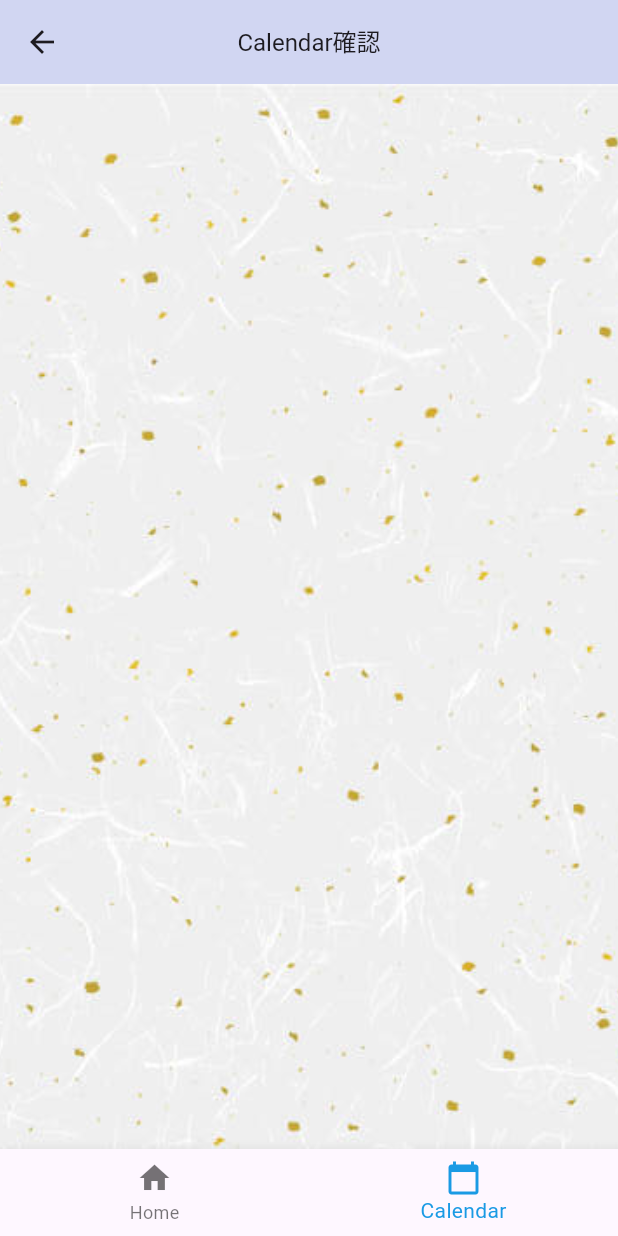
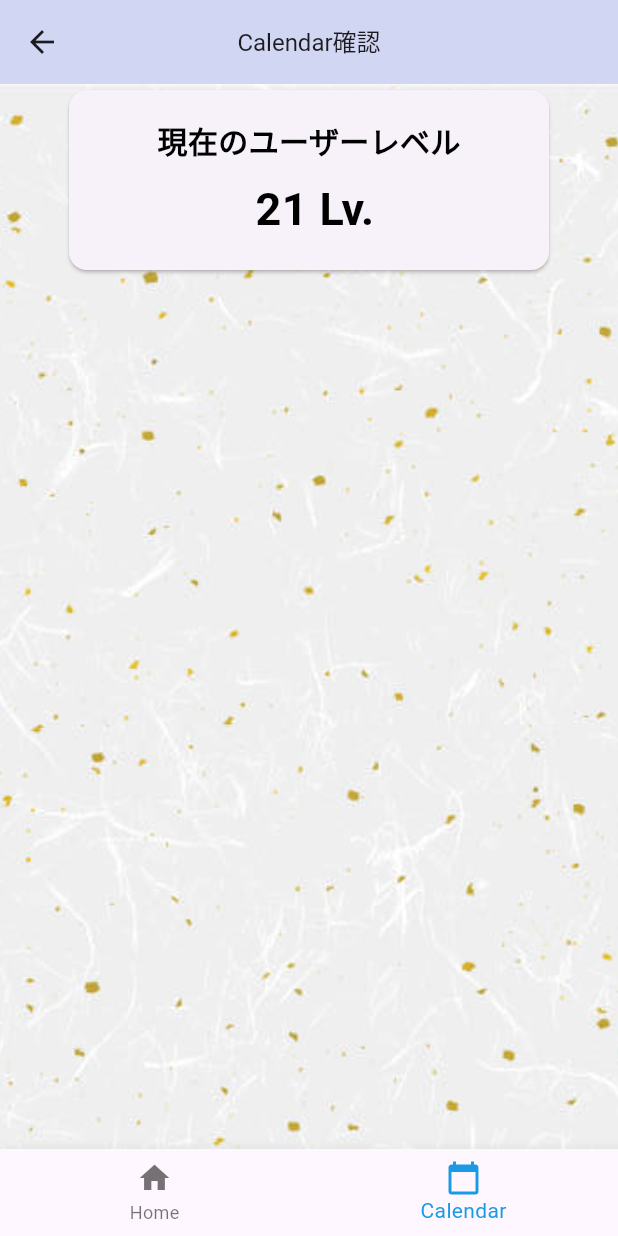
Before and after one commit to Yuma-Tsukakoshi/lab_flutter_app, a Flutter app: the _HearableServiceView screen opened directly, item 2 of the bottom bar chosen, on a phone screen of 412 x 824 dp. Run offline on Flutter 3.47's test engine with Material 3 defaults, Android fonts, the phone set to English and light mode, and no system bars; our stand-ins replace fl_chart, plugin_platform_interface.

Commit message:
add: ユーザーレベルセクション 作成

```diff
--- a/hearable_device_sdk_sample/lib/calendar.dart
+++ b/hearable_device_sdk_sample/lib/calendar.dart
@@ -350,6 +350,41 @@ class _HearableServiceViewState extends State<_HearableServiceView> {
                   fit: BoxFit.fitHeight),
             ),
           ),
+          Row(
+                      mainAxisAlignment: MainAxisAlignment.center,
+                      children: [
+                        Card(
+                          child: Container(
+                            width: 320,
+                            height: 120,
+                            child: Center(
+                              child: Column(
+                                mainAxisAlignment: MainAxisAlignment.center, // 上下中央に配置
+                                children: [
+                                  Text(
+                                    '現在のユーザーレベル',
+                                    style: TextStyle(
+                                      fontSize: 20,
+                                      color: Colors.black,
+                                      fontWeight: FontWeight.bold,
+                                    ),
+                                  ),
+                                  const SizedBox(height: 10),
+                                  Text(
+                                    ' 21 Lv.',
+                                    style: TextStyle(
+                                      fontSize: 30,
+                                      color: Colors.black,
+                                      fontWeight: FontWeight.bold,
+                                    ),
+                                  ),
+                                ],
+                              ),
+                            ),
+                          ),
+                        ),
+                      ],
+                    ),
         ],
       ),
       bottomNavigationBar: BottomNavigationBar(
```
